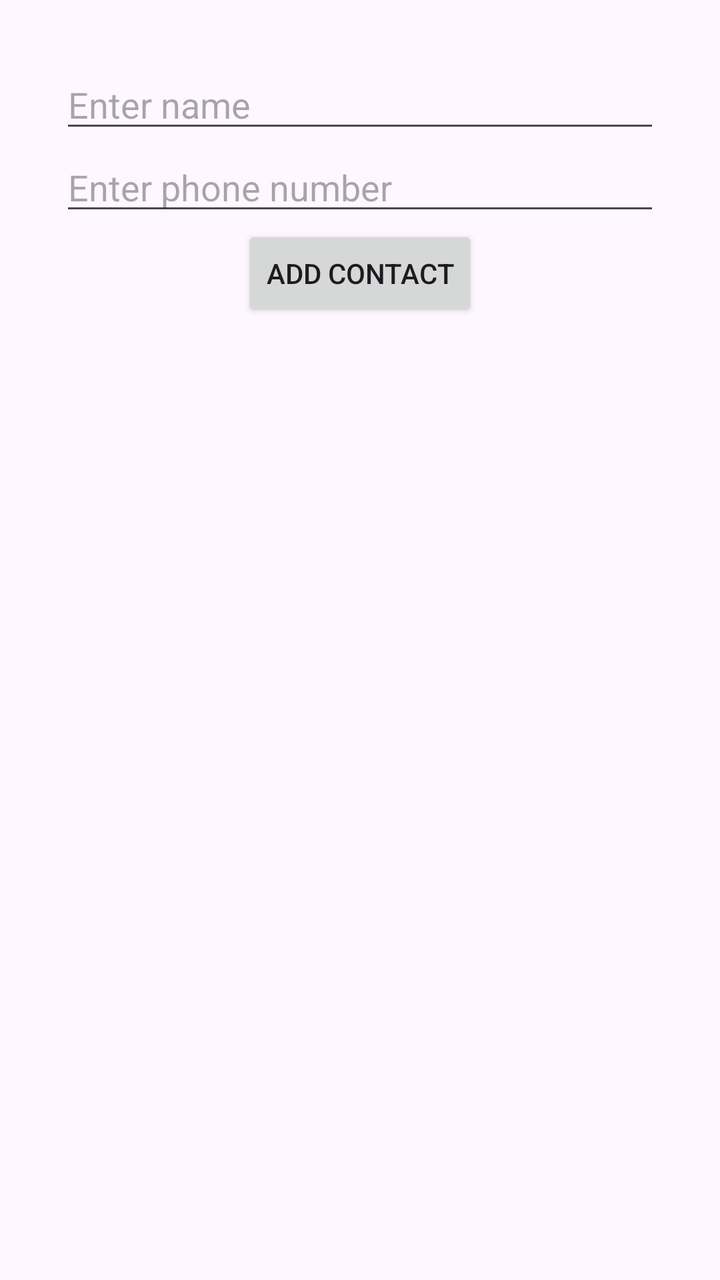
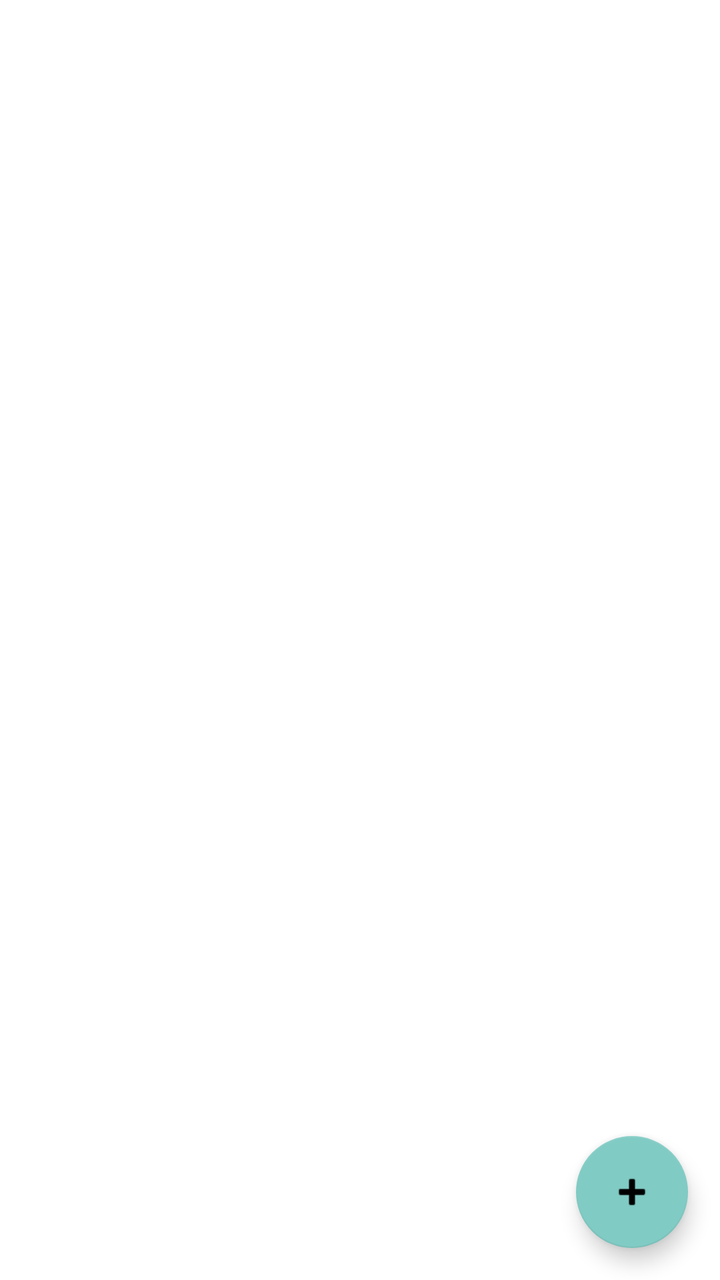

The first picture is an Android layout as it rendered before a commit; the second is the same layout after the commit. The layout source and the unified diff follow.
<!-- AndroidManifest.xml: application theme Theme.ContactApp -->
<!-- res/layout/activity_main.xml -->
<?xml version="1.0" encoding="utf-8"?>
<LinearLayout
    xmlns:android="http://schemas.android.com/apk/res/android"
    android:layout_width="match_parent"
    android:layout_height="match_parent"
    android:orientation="vertical"
    android:padding="30dp">

    <EditText
        android:id="@+id/etName"
        android:layout_width="match_parent"
        android:layout_height="wrap_content"
        android:hint="Enter name" />

    <EditText
        android:id="@+id/etPhone"
        android:layout_width="match_parent"
        android:layout_height="wrap_content"
        android:hint="Enter phone number"
        android:inputType="phone" />

    <Button
        android:id="@+id/btnAdd"
        android:layout_width="wrap_content"
        android:layout_height="wrap_content"
        android:text="Add Contact"
        android:layout_gravity="center" />

    <androidx.recyclerview.widget.RecyclerView
        android:id="@+id/rvContacts"
        android:layout_width="match_parent"
        android:layout_height="0dp"
        android:layout_weight="1" />

</LinearLayout>
<!-- resources referenced by this layout -->
<resources>
  <style name="Theme.ContactApp" parent="Base.Theme.ContactApp" />
  <style name="Base.Theme.ContactApp" parent="Theme.Material3.DayNight.NoActionBar">
          
          
      </style>
</resources>

<!-- the commit's change to res/layout/activity_main.xml (unified diff, before → after) -->
@@ -1,35 +1,110 @@
+<?xml version="1.0" encoding="utf-8"?>
+<androidx.constraintlayout.widget.ConstraintLayout
+    xmlns:android="http://schemas.android.com/apk/res/android"
+    xmlns:app="http://schemas.android.com/apk/res-auto"
+    xmlns:tools="http://schemas.android.com/tools"
+    android:layout_width="match_parent"
+    android:layout_height="match_parent"
+    android:fitsSystemWindows="true"
+    android:paddingTop="?attr/actionBarSize"
+    tools:context=".ui.MainActivity">
+
+    <androidx.recyclerview.widget.RecyclerView
+        android:id="@+id/rv_contacts"
+        android:layout_width="0dp"
+        android:layout_height="0dp"
+        android:layout_marginStart="8dp"
+        android:layout_marginTop="8dp"
+        android:layout_marginEnd="8dp"
+        android:layout_marginBottom="8dp"
+        app:layout_constraintBottom_toTopOf="@+id/fab_add"
+        app:layout_constraintEnd_toEndOf="parent"
+        app:layout_constraintStart_toStartOf="parent"
+        app:layout_constraintTop_toTopOf="parent"
+        tools:listitem="@layout/item_contact" />
+
+    <com.google.android.material.floatingactionbutton.FloatingActionButton
+        android:id="@+id/fab_add"
+        android:layout_width="wrap_content"
+        android:layout_height="wrap_content"
+        android:layout_marginEnd="16dp"
+        android:layout_marginBottom="16dp"
+        android:contentDescription="dsdsds"
+        android:src="@android:drawable/ic_input_add"
+        app:layout_constraintBottom_toBottomOf="parent"
+        app:layout_constraintEnd_toEndOf="parent" />
+
+</androidx.constraintlayout.widget.ConstraintLayout>
+<!-- res/layout/item_contact.xml (included above) -->
 <?xml version="1.0" encoding="utf-8"?>
 <LinearLayout
     xmlns:android="http://schemas.android.com/apk/res/android"
+    xmlns:app="http://schemas.android.com/apk/res-auto"
+    android:orientation="vertical"
     android:layout_width="match_parent"
-    android:layout_height="match_parent"
-    android:orientation="vertical"
-    android:padding="30dp">
+    android:layout_height="wrap_content"
+    android:layout_marginLeft="8dp"
+    android:layout_marginRight="8dp">
 
-    <EditText
-        android:id="@+id/etName"
+    <androidx.cardview.widget.CardView
+        android:id="@+id/cv_item_contact"
         android:layout_width="match_parent"
         android:layout_height="wrap_content"
-        android:hint="Enter name" />
+        app:cardCornerRadius="4dp"
+        app:cardElevation="4dp"
+        app:cardMaxElevation="4dp"
+        app:cardUseCompatPadding="true">
 
-    <EditText
-        android:id="@+id/etPhone"
-        android:layout_width="match_parent"
-        android:layout_height="wrap_content"
-        android:hint="Enter phone number"
-        android:inputType="phone" />
+        <LinearLayout
+            android:layout_width="match_parent"
+            android:layout_height="wrap_content"
+            android:orientation="horizontal"
+            android:padding="16dp"
+            android:gravity="center_vertical">
 
-    <Button
-        android:id="@+id/btnAdd"
-        android:layout_width="wrap_content"
-        android:layout_height="wrap_content"
-        android:text="Add Contact"
-        android:layout_gravity="center" />
+            <ImageView
+                android:id="@+id/iv_contact_icon"
+                android:layout_width="40dp"
+                android:layout_height="40dp"
+                android:src="@drawable/ic_contact_person"
+                android:contentDescription="Contact Icon"
+                android:layout_marginEnd="16dp" />
 
-    <androidx.recyclerview.widget.RecyclerView
-        android:id="@+id/rvContacts"
-        android:layout_width="match_parent"
-        android:layout_height="0dp"
-        android:layout_weight="1" />
+            <LinearLayout
+                android:layout_width="0dp"
+                android:layout_height="wrap_content"
+                android:layout_weight="1"
+                android:orientation="vertical">
 
+                <TextView
+                    android:id="@+id/tv_item_date"
+                    android:layout_width="match_parent"
+                    android:layout_height="wrap_content"
+                    android:gravity="end"
+                    android:text="@string/date"
+                    android:textSize="12sp" />
+
+                <TextView
+                    android:id="@+id/tv_item_name"
+                    android:layout_width="match_parent"
+                    android:layout_height="wrap_content"
+                    android:layout_marginBottom="4dp"
+                    android:gravity="start"
+                    android:text="@string/name"
+                    android:textSize="16sp"
+                    android:textStyle="bold" />
+
+                <TextView
+                    android:id="@+id/tv_item_phone"
+                    android:layout_width="match_parent"
+                    android:layout_height="wrap_content"
+                    android:gravity="start"
+                    android:text="@string/phone"
+                    android:textSize="14sp" />
+
+            </LinearLayout>
+
+        </LinearLayout>
+
+    </androidx.cardview.widget.CardView>
 </LinearLayout>
<!-- resource entries referenced after the edit -->
@@ -1,9 +1,37 @@
 <!-- resources referenced by this layout -->
 <resources>
-  <style name="Theme.ContactApp" parent="Base.Theme.ContactApp" />
-  <style name="Base.Theme.ContactApp" parent="Theme.Material3.DayNight.NoActionBar">
+  <!-- drawable ic_contact_person (drawable) -->
+  <vector xmlns:android="http://schemas.android.com/apk/res/android" android:height="24dp" android:tint="#000000" android:viewportHeight="24" android:viewportWidth="24" android:width="24dp">
+        
+      <path android:fillColor="@android:color/white" android:pathData="M12,12c2.21,0 4,-1.79 4,-4s-1.79,-4 -4,-4 -4,1.79 -4,4 1.79,4 4,4zM12,14c-2.67,0 -8,1.34 -8,4v2h16v-2c0,-2.66 -5.33,-4 -8,-4z"/>
+      
+  </vector>
+  <string name="date">Date</string>
+  <string name="name">Name</string>
+  <string name="phone">Phone</string>
+  <style name="Theme.ContactApp" parent="Theme.MaterialComponents.DayNight.DarkActionBar">
           
+          <item name="colorPrimary">@color/teal_700</item>
+          <item name="colorPrimaryVariant">@color/teal_200</item>
+          <item name="colorOnPrimary">@color/white</item>
           
+          <item name="colorSecondary">@color/teal_200</item>
+          <item name="colorSecondaryVariant">@color/teal_700</item>
+          <item name="colorOnSecondary">@color/black</item>
+          
+          <item name="android:statusBarColor" tools:targetApi="l">?attr/colorPrimaryVariant</item>
+          
+          <item name="android:windowActionBarOverlay">false</item>
+          
+          <item name="android:windowContentOverlay">@null</item>
+          
+          <item name="android:windowTranslucentStatus">false</item>
+          
+          <item name="android:windowTranslucentNavigation">false</item>
       </style>
+  <color name="teal_700">#00796B</color>
+  <color name="teal_200">#80CBC4</color>
+  <color name="white">#FFFFFFFF</color>
+  <color name="black">#FF000000</color>
 </resources>
 
